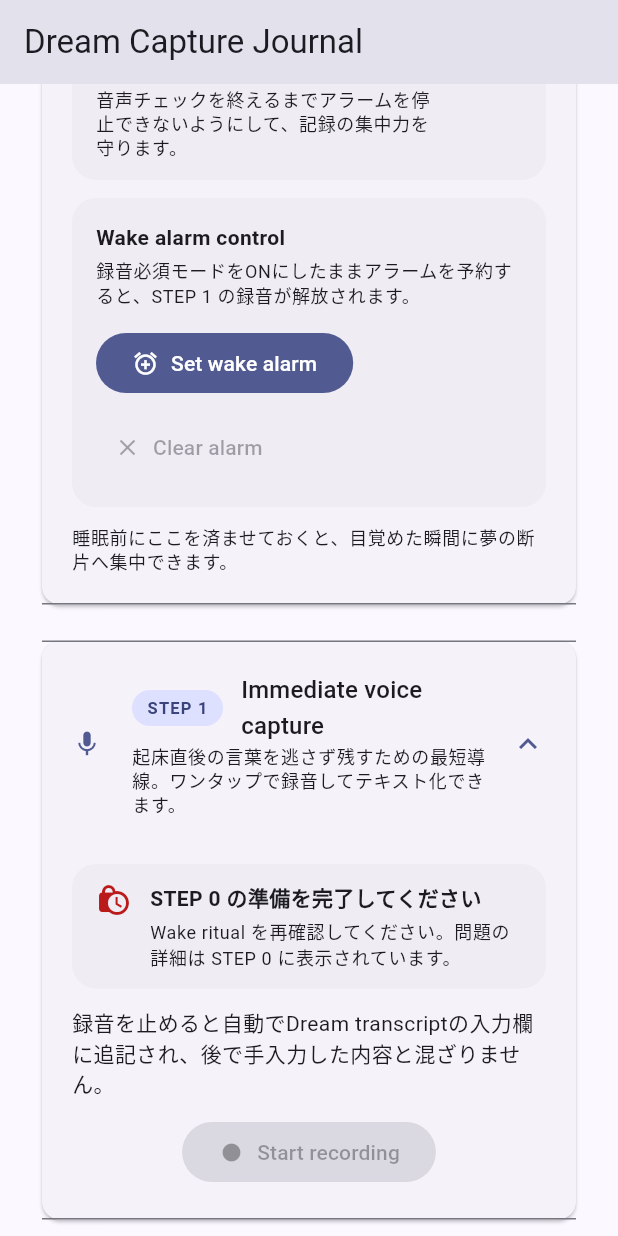
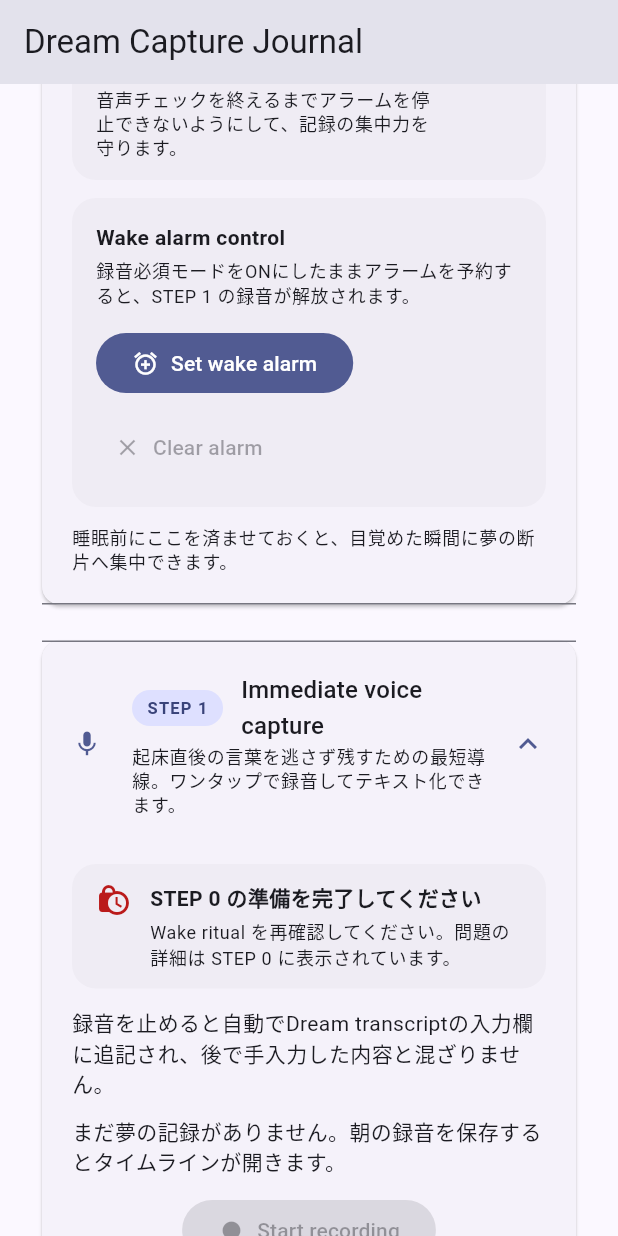
Before and after one commit to Thagi/dream-weave, a Flutter app: the screen it shows after launch, scrolled down 576 dp, on a phone screen of 412 x 824 dp. Run offline on Flutter 3.47's test engine with Material 3 defaults, Android fonts, the phone set to English and light mode, and no system bars; our stand-ins replace flutter_local_notifications, timezone; missing offline and left inert: record; network calls fail.

Commit message:
Clarify voice capture guidance when history exists

```diff
--- a/mobile/lib/screens/dream_capture_screen.dart
+++ b/mobile/lib/screens/dream_capture_screen.dart
@@ -874,6 +874,7 @@ class _DreamCaptureScreenState extends State<DreamCaptureScreen> {
     final bool hasAlarm = alarm != null;
     final bool permissionsReady = _permissionsReady;
     final bool lockReady = _voiceLockEnforced;
+    final bool hasDreamHistory = _hasDreams;
     String readinessMessage;
     if (_assistantError != null) {
       readinessMessage = _assistantError!;
@@ -923,6 +924,13 @@ class _DreamCaptureScreenState extends State<DreamCaptureScreen> {
           const SizedBox(height: 12),
           Text(
             '録音を止めると自動でDream transcriptの入力欄に追記され、後で手入力した内容と混ざりません。',
+            style: theme.textTheme.bodyMedium,
+          ),
+          const SizedBox(height: 12),
+          Text(
+            hasDreamHistory
+                ? '新しい録音はタイムラインの先頭に追記され、過去の夢とも並べて振り返れます。'
+                : 'まだ夢の記録がありません。朝の録音を保存するとタイムラインが開きます。',
             style: theme.textTheme.bodyMedium,
           ),
           const SizedBox(height: 12),
```
